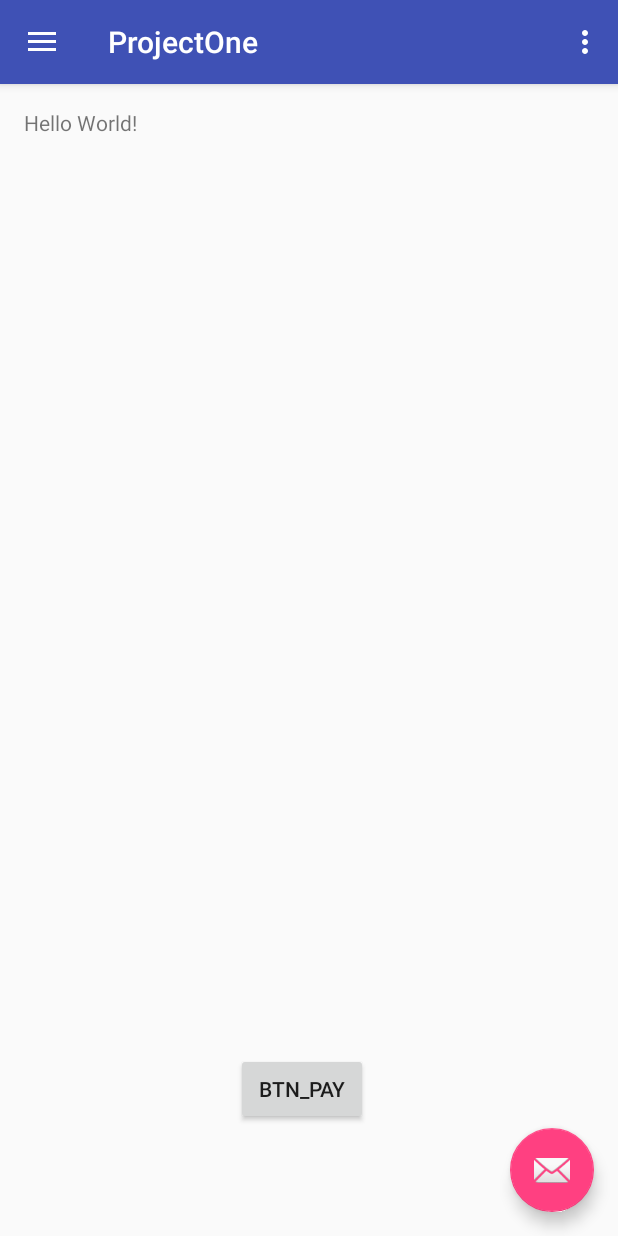
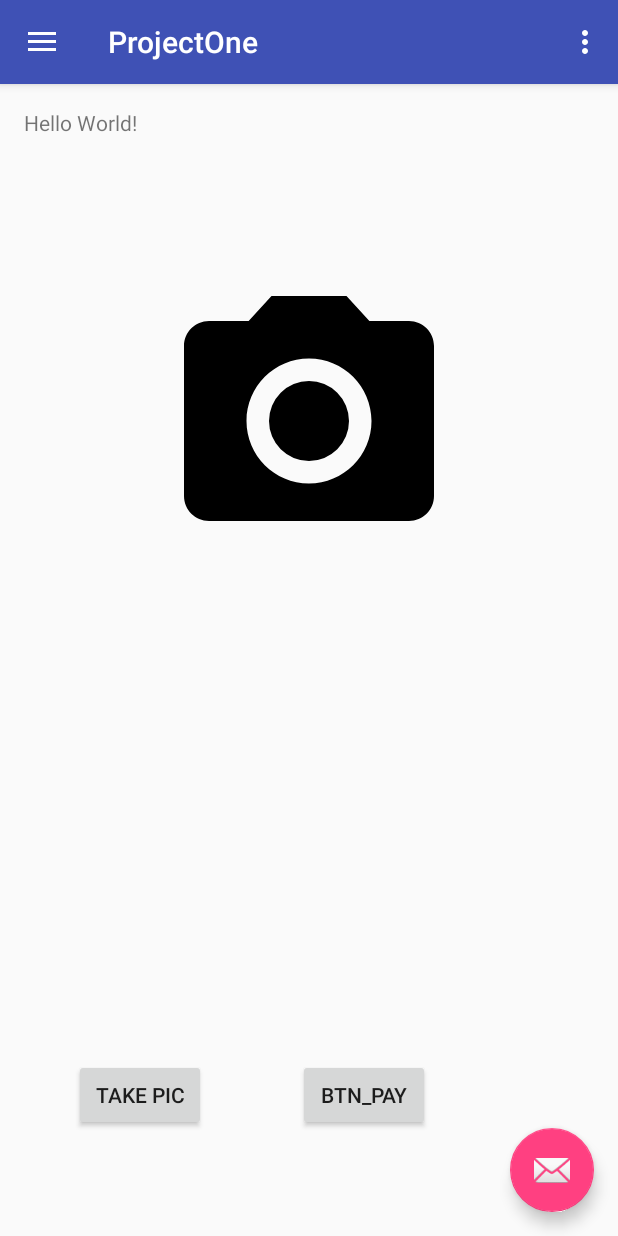
Before and after one commit to Nu2l/MyStore, an Android app: the screen it shows after launch (MainActivity), on a phone screen of 412 x 824 dp. Run offline under Robolectric (Android 15) with nearby library versions, the phone set to English and light mode, and no system bars; libraries missing offline, so code that uses them is left out: com.loopj.android, cz.msebera.android; 1 statement that could not run was skipped.

Commit message:
Payment process

```diff
--- a/app/src/main/AndroidManifest.xml
+++ b/app/src/main/AndroidManifest.xml
@@ -19,6 +19,7 @@
             </intent-filter>
         </activity>
         <activity android:name=".ScanPayment" />
+        <activity android:name=".EndPayment"></activity>
     </application>
 
 </manifest>
--- a/app/src/main/java/com/example/sin/projectone/PaymentProduct.java
+++ /dev/null
@@ -1,54 +0,0 @@
-package com.example.sin.projectone;
-
-
-import android.content.Context;
-import android.widget.ListView;
-
-import com.loopj.android.http.AsyncHttpClient;
-import com.loopj.android.http.JsonHttpResponseHandler;
-import com.loopj.android.http.RequestParams;
-
-import org.json.JSONArray;
-import org.json.JSONObject;
-
-import cz.msebera.android.httpclient.Header;
-
-
-
-/**
- * Created by nanth on 11/22/2016.
- */
-
-public class PaymentProduct {
-
-    private static AsyncHttpClient _client = new AsyncHttpClient();
-    public static void LoadProducts(final Context context){
-        RequestParams params = new RequestParams();
-        _client.get("http://188.166.239.218:3000/api/products/2", null, new JsonHttpResponseHandler(){
-            @Override
-            public void onSuccess(int statusCode, Header[] headers, JSONObject response) {
-                try {
-                    if(response.length()>0){
-                        System.out.println(response);
-                        //System.out.println(response.getJSONArray("Product"));
-                        ProductDBHelper.getInstance(context).LoadProduct(response.getJSONArray("Products"));
-                    }
-                    else if(response.length()==0){
-                        System.out.println("Empty");
-                    }
-                    System.out.println("finish");
-
-                } catch (Exception e) {
-                    e.printStackTrace();
-                }
-
-            }
-
-            @Override
-            public void onFailure(int statusCode, Header[] headers, Throwable e,JSONArray errorResponse) {
-                //responseStr = "{\"status\":\""+statusCode+"\"}";
-            }
-
-        });
-    }
-}
--- a/app/src/main/java/com/example/sin/projectone/ScannerFragment.java
+++ b/app/src/main/java/com/example/sin/projectone/ScannerFragment.java
@@ -35,7 +35,7 @@ public class ScannerFragment extends BarCodeScannerFragment {
                     }
                 }
                 else {
-                    Toast.makeText(getActivity(), "Scan: not found!"  , Toast.LENGTH_SHORT).show();
+                    Toast.makeText(getActivity(), "Scan: not found! "+lastResult.toString()  , Toast.LENGTH_SHORT).show();
                 }
             }
         });
--- a/app/src/main/java/com/example/sin/projectone/WebService.java
+++ b/app/src/main/java/com/example/sin/projectone/WebService.java
@@ -2,6 +2,7 @@ package com.example.sin.projectone;
 
 import com.loopj.android.http.AsyncHttpClient;
 import com.loopj.android.http.AsyncHttpResponseHandler;
+import com.loopj.android.http.JsonHttpResponseHandler;
 
 /**
  * Created by nanth on 11/11/2016.
@@ -10,8 +11,9 @@ public class WebService {
     private WebService(){}
 
     private static AsyncHttpClient _Client = new AsyncHttpClient();
-    public static void getABC(AsyncHttpResponseHandler handler, String url){
-        _Client.get(url,handler);
+    public static void getAllProduct(JsonHttpResponseHandler handler){
+        String url = Constant.URL_GET_ALL_PRODUCT;
+        _Client.get(url,null, handler);
     }
     public static void postABC(AsyncHttpResponseHandler handler,String url){
         _Client.post(url,handler);
--- a/app/src/main/res/layout/activity_scan_payment.xml
+++ b/app/src/main/res/layout/activity_scan_payment.xml
@@ -14,7 +14,7 @@
     <RelativeLayout
         android:layout_width="match_parent"
         android:layout_height="0dp"
-        android:layout_weight="0.8"
+        android:layout_weight="0.7"
         >
 
         <fragment
@@ -33,7 +33,7 @@
     <RelativeLayout
         android:layout_width="match_parent"
         android:layout_height="0dp"
-        android:layout_weight="0.5">
+        android:layout_weight="0.3">
 
         <ListView
             android:layout_width="match_parent"
--- a/app/src/main/res/layout/app_bar_main.xml
+++ b/app/src/main/res/layout/app_bar_main.xml
@@ -21,8 +21,6 @@
 
     </android.support.design.widget.AppBarLayout>
 
-    <include layout="@layout/content_main" />
-
     <android.support.design.widget.FloatingActionButton
         android:id="@+id/fab"
         android:layout_width="wrap_content"
@@ -31,4 +29,6 @@
         android:layout_margin="@dimen/fab_margin"
         app:srcCompat="@android:drawable/ic_dialog_email" />
 
+    <include layout="@layout/content_main" />
+
 </android.support.design.widget.CoordinatorLayout>
--- a/app/src/main/res/layout/content_main.xml
+++ b/app/src/main/res/layout/content_main.xml
@@ -20,13 +20,32 @@
         android:id="@+id/textView2" />
 
     <Button
+        android:text="Take Pic"
+        android:layout_width="wrap_content"
+        android:layout_height="wrap_content"
+        android:layout_alignTop="@+id/btn_pay"
+        android:layout_alignParentStart="true"
+        android:layout_marginStart="33dp"
+        android:id="@+id/btn_take_cam" />
+
+    <Button
         android:text="btn_pay"
         android:layout_width="wrap_content"
         android:layout_height="wrap_content"
+        android:layout_marginStart="61dp"
+        android:layout_marginBottom="54dp"
+        android:id="@+id/btn_pay"
+        android:onClick="onBtnPaymentClick (MainActivity)"
         android:layout_alignParentBottom="true"
-        android:layout_toEndOf="@+id/textView2"
-        android:layout_marginStart="66dp"
-        android:layout_marginBottom="58dp"
-        android:id="@+id/btn_pay"
-        android:onClick="onBtnPaymentClick (MainActivity)" />
+        android:layout_toEndOf="@+id/btn_take_cam" />
+
+    <ImageView
+        android:layout_width="200dp"
+        android:layout_height="200dp"
+        app:srcCompat="@drawable/ic_menu_camera"
+        android:layout_below="@+id/textView2"
+        android:layout_centerHorizontal="true"
+        android:layout_marginTop="89dp"
+        android:id="@+id/imgMain"
+        android:scaleType="fitXY"/>
 </RelativeLayout>
--- a/app/src/main/res/values/strings.xml
+++ b/app/src/main/res/values/strings.xml
@@ -5,4 +5,10 @@
     <string name="navigation_drawer_close">Close navigation drawer</string>
 
     <string name="action_settings">Settings</string>
+
+    <string name="label_product_name">Product name :</string>
+    <string name="label_product_price">Price :</string>
+    <string name="label_total">Total :</string>
+    <string name="label_unit">Bath</string>
+    <string name="label_total_default">0.00</string>
 </resources>
```
Also changed, not shown: app/src/main/java/com/example/sin/projectone/Constant.java (+24 -0 lines), app/src/main/java/com/example/sin/projectone/MainActivity.java (+110 -3 lines), app/src/main/java/com/example/sin/projectone/Product.java (+48 -20 lines), app/src/main/java/com/example/sin/projectone/ProductDBHelper.java (+17 -15 lines), app/src/main/java/com/example/sin/projectone/ScanPayment.java (+7 -11 lines), app/src/main/res/layout/list_item.xml (+31 -9 lines).
